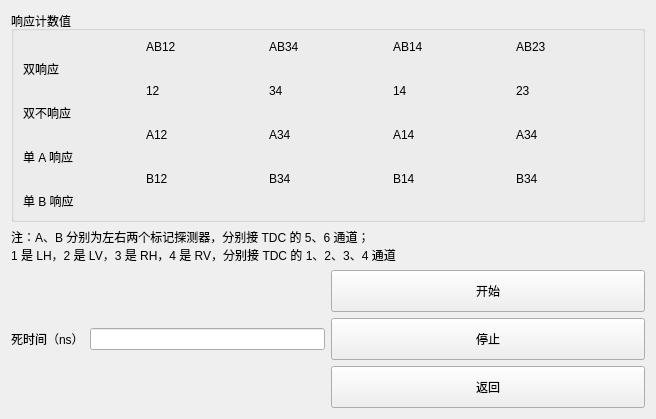
The window that ui/heraldqkdwidget.ui (WhiteChimney/TDC-counter) describes before a commit, drawn with Qt 5.
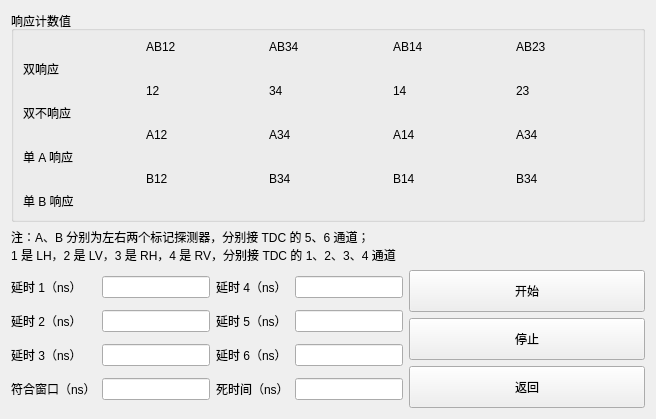
The same window after the commit.

Diff of the .ui file:
```diff
--- a/ui/heraldqkdwidget.ui
+++ b/ui/heraldqkdwidget.ui
@@ -14,63 +14,6 @@
    <string>Form</string>
   </property>
   <layout class="QGridLayout" name="gridLayout">
-   <item row="2" column="1">
-    <layout class="QVBoxLayout" name="verticalLayout_2">
-     <item>
-      <widget class="QPushButton" name="buttonStart">
-       <property name="sizePolicy">
-        <sizepolicy hsizetype="MinimumExpanding" vsizetype="MinimumExpanding">
-         <horstretch>0</horstretch>
-         <verstretch>0</verstretch>
-        </sizepolicy>
-       </property>
-       <property name="text">
-        <string>开始</string>
-       </property>
-      </widget>
-     </item>
-     <item>
-      <widget class="QPushButton" name="buttonStop">
-       <property name="sizePolicy">
-        <sizepolicy hsizetype="Preferred" vsizetype="MinimumExpanding">
-         <horstretch>0</horstretch>
-         <verstretch>0</verstretch>
-        </sizepolicy>
-       </property>
-       <property name="text">
-        <string>停止</string>
-       </property>
-      </widget>
-     </item>
-     <item>
-      <widget class="QPushButton" name="buttonReturn">
-       <property name="sizePolicy">
-        <sizepolicy hsizetype="Preferred" vsizetype="MinimumExpanding">
-         <horstretch>0</horstretch>
-         <verstretch>0</verstretch>
-        </sizepolicy>
-       </property>
-       <property name="text">
-        <string>返回</string>
-       </property>
-      </widget>
-     </item>
-    </layout>
-   </item>
-   <item row="2" column="0">
-    <layout class="QHBoxLayout" name="horizontalLayout">
-     <item>
-      <widget class="QLabel" name="label_17">
-       <property name="text">
-        <string>死时间（ns）</string>
-       </property>
-      </widget>
-     </item>
-     <item>
-      <widget class="QLineEdit" name="textDeadTime"/>
-     </item>
-    </layout>
-   </item>
    <item row="0" column="0" colspan="2">
     <widget class="QGroupBox" name="groupYields">
      <property name="sizePolicy">
@@ -226,6 +169,49 @@
      </layout>
     </widget>
    </item>
+   <item row="2" column="1">
+    <layout class="QVBoxLayout" name="verticalLayout_2">
+     <item>
+      <widget class="QPushButton" name="buttonStart">
+       <property name="sizePolicy">
+        <sizepolicy hsizetype="MinimumExpanding" vsizetype="MinimumExpanding">
+         <horstretch>0</horstretch>
+         <verstretch>0</verstretch>
+        </sizepolicy>
+       </property>
+       <property name="text">
+        <string>开始</string>
+       </property>
+      </widget>
+     </item>
+     <item>
+      <widget class="QPushButton" name="buttonStop">
+       <property name="sizePolicy">
+        <sizepolicy hsizetype="Preferred" vsizetype="MinimumExpanding">
+         <horstretch>0</horstretch>
+         <verstretch>0</verstretch>
+        </sizepolicy>
+       </property>
+       <property name="text">
+        <string>停止</string>
+       </property>
+      </widget>
+     </item>
+     <item>
+      <widget class="QPushButton" name="buttonReturn">
+       <property name="sizePolicy">
+        <sizepolicy hsizetype="Preferred" vsizetype="MinimumExpanding">
+         <horstretch>0</horstretch>
+         <verstretch>0</verstretch>
+        </sizepolicy>
+       </property>
+       <property name="text">
+        <string>返回</string>
+       </property>
+      </widget>
+     </item>
+    </layout>
+   </item>
    <item row="1" column="0" colspan="2">
     <widget class="QLabel" name="label_37">
      <property name="text">
@@ -234,6 +220,90 @@
      </property>
     </widget>
    </item>
+   <item row="2" column="0">
+    <layout class="QGridLayout" name="gridLayout_2">
+     <item row="1" column="0">
+      <widget class="QLabel" name="label_20">
+       <property name="text">
+        <string>延时 2（ns）</string>
+       </property>
+      </widget>
+     </item>
+     <item row="2" column="1">
+      <widget class="QLineEdit" name="textDelay3"/>
+     </item>
+     <item row="0" column="0">
+      <widget class="QLabel" name="label_19">
+       <property name="text">
+        <string>延时 1（ns）</string>
+       </property>
+      </widget>
+     </item>
+     <item row="1" column="1">
+      <widget class="QLineEdit" name="textDelay2"/>
+     </item>
+     <item row="0" column="2">
+      <widget class="QLabel" name="label_22">
+       <property name="text">
+        <string>延时 4（ns）</string>
+       </property>
+      </widget>
+     </item>
+     <item row="0" column="1">
+      <widget class="QLineEdit" name="textDelay1"/>
+     </item>
+     <item row="0" column="3">
+      <widget class="QLineEdit" name="textDelay4"/>
+     </item>
+     <item row="1" column="2">
+      <widget class="QLabel" name="label_23">
+       <property name="text">
+        <string>延时 5（ns）</string>
+       </property>
+      </widget>
+     </item>
+     <item row="5" column="0">
+      <widget class="QLabel" name="label_18">
+       <property name="text">
+        <string>符合窗口（ns）</string>
+       </property>
+      </widget>
+     </item>
+     <item row="2" column="2">
+      <widget class="QLabel" name="label_24">
+       <property name="text">
+        <string>延时 6（ns）</string>
+       </property>
+      </widget>
+     </item>
+     <item row="1" column="3">
+      <widget class="QLineEdit" name="textDelay5"/>
+     </item>
+     <item row="2" column="3">
+      <widget class="QLineEdit" name="textDelay6"/>
+     </item>
+     <item row="5" column="1">
+      <widget class="QLineEdit" name="textTolerance"/>
+     </item>
+     <item row="5" column="2">
+      <widget class="QLabel" name="label_17">
+       <property name="text">
+        <string>死时间（ns）</string>
+       </property>
+      </widget>
+     </item>
+     <item row="5" column="3">
+      <widget class="QLineEdit" name="textDeadTime"/>
+     </item>
+     <item row="2" column="0">
+      <widget class="QLabel" name="label_21">
+       <property name="text">
+        <string>延时 3（ns）</string>
+       </property>
+      </widget>
+     </item>
+    </layout>
+   </item>
   </layout>
  </widget>
  <resources/>
```
